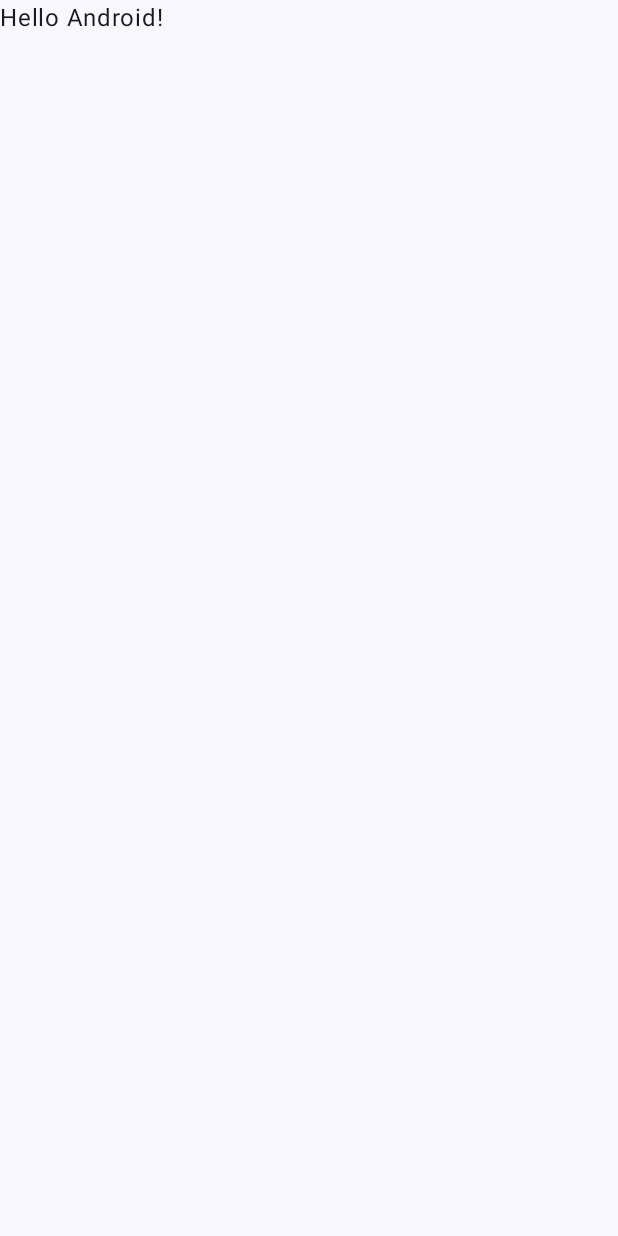
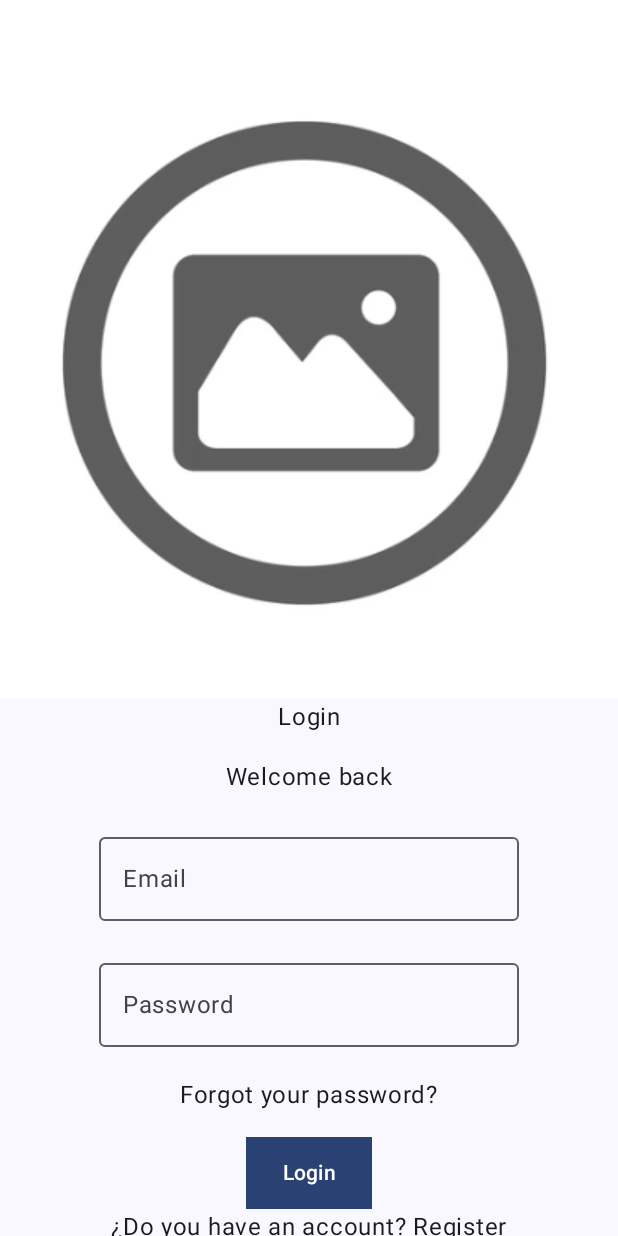
Before and after one commit to nikollquinteroc/Hand2Hand, an Android app built with Jetpack Compose: the screen it shows after launch (MainActivity), on a phone screen of 412 x 824 dp. Before the commit the screen is almost empty. Run offline under Robolectric (Android 15) with nearby library versions, the phone set to English and light mode, and no system bars.

Commit message:
Creating login screen without desing

```diff
--- a/app/build.gradle.kts
+++ b/app/build.gradle.kts
@@ -59,6 +59,10 @@ dependencies {
     implementation(libs.androidx.ui.graphics)
     implementation(libs.androidx.ui.tooling.preview)
     implementation(libs.androidx.material3)
+
+    //Extended icons
+    implementation(libs.androidx.compose.material)
+
     testImplementation(libs.junit)
     androidTestImplementation(libs.androidx.junit)
     androidTestImplementation(libs.androidx.espresso.core)
--- a/app/src/main/java/com/example/saleapp/view/MainActivity.kt
+++ b/app/src/main/java/com/example/saleapp/view/MainActivity.kt
@@ -10,6 +10,7 @@ import androidx.compose.material3.Text
 import androidx.compose.runtime.Composable
 import androidx.compose.ui.Modifier
 import androidx.compose.ui.tooling.preview.Preview
+import com.example.saleapp.view.screens.LoginScreen
 import com.example.saleapp.view.theme.SaleAppTheme
 
 class MainActivity : ComponentActivity() {
@@ -22,25 +23,9 @@ class MainActivity : ComponentActivity() {
                     modifier = Modifier.fillMaxSize(),
                     color = MaterialTheme.colorScheme.background
                 ) {
-                    Greeting("Android")
+                    LoginScreen()
                 }
             }
         }
     }
 }
-
-@Composable
-fun Greeting(name: String, modifier: Modifier = Modifier) {
-    Text(
-        text = "Hello $name!",
-        modifier = modifier
-    )
-}
-
-@Preview(showBackground = true)
-@Composable
-fun GreetingPreview() {
-    SaleAppTheme {
-        Greeting("Android")
-    }
-}
--- a/app/src/main/java/com/example/saleapp/view/screens/LoginScreen.kt
+++ b/app/src/main/java/com/example/saleapp/view/screens/LoginScreen.kt
@@ -9,13 +9,18 @@ import androidx.compose.foundation.layout.Spacer
 import androidx.compose.foundation.layout.fillMaxSize
 import androidx.compose.foundation.layout.fillMaxWidth
 import androidx.compose.foundation.layout.height
+import androidx.compose.foundation.shape.RoundedCornerShape
+import androidx.compose.foundation.text.KeyboardOptions
+import androidx.compose.material.icons.Icons
+import androidx.compose.material.icons.filled.Visibility
+import androidx.compose.material.icons.filled.VisibilityOff
+import androidx.compose.material3.Button
 import androidx.compose.material3.Icon
 import androidx.compose.material3.IconButton
 import androidx.compose.material3.MaterialTheme
 import androidx.compose.material3.OutlinedTextField
 import androidx.compose.material3.Surface
 import androidx.compose.material3.Text
-import androidx.compose.material3.TextField
 import androidx.compose.runtime.Composable
 import androidx.compose.runtime.getValue
 import androidx.compose.runtime.mutableStateOf
@@ -26,16 +31,16 @@ import androidx.compose.ui.Modifier
 import androidx.compose.ui.layout.ContentScale
 import androidx.compose.ui.res.painterResource
 import androidx.compose.ui.res.stringResource
+import androidx.compose.ui.text.input.KeyboardType
+import androidx.compose.ui.text.input.PasswordVisualTransformation
+import androidx.compose.ui.text.input.VisualTransformation
+import androidx.compose.ui.text.style.TextAlign
 import androidx.compose.ui.tooling.preview.Preview
 import androidx.compose.ui.unit.dp
 import com.example.saleapp.R
 
 @Composable
 fun LoginScreen() {
-
-    var email by rememberSaveable { mutableStateOf("") }
-    var password by rememberSaveable { mutableStateOf("") }
-
     Box(
         modifier = Modifier
             .fillMaxSize()
@@ -57,9 +62,49 @@ fun LoginScreen() {
                     contentDescription = "Login logo",
                     contentScale = ContentScale.Crop
                 )
+                Text(text = stringResource(id = R.string.login))
+                Spacer(modifier = Modifier.height(16.dp))
+                Text(text = stringResource(id = R.string.welcome_back_login))
+                LoginUserInputs()
+                Text(text = stringResource(id = R.string.forgot_password_login))
+                Spacer(modifier = Modifier.height(16.dp))
+                Button(
+                    onClick = { /*TODO*/ },
+                    modifier = Modifier
+                        .background(MaterialTheme.colorScheme.primary),
+                    shape = RoundedCornerShape(50.dp)
+                ) {
+                    Text(
+                        text = stringResource(id = R.string.login),
+                        textAlign = TextAlign.Center,
+                        maxLines = 1
+                    )
+                }
+                Text(text = stringResource(id = R.string.without_account))
+            }
+        }
+
+    }
+}
+
+
+@Composable
+fun LoginUserInputs(modifier: Modifier = Modifier) {
+
+    var email by rememberSaveable { mutableStateOf("") }
+    var password by rememberSaveable { mutableStateOf("") }
+    var passwordVisible by rememberSaveable { mutableStateOf(false) }
+
+
+    Column(
+        modifier = modifier
+            .fillMaxWidth(),
+        verticalArrangement = Arrangement.Center,
+        horizontalAlignment = Alignment.CenterHorizontally
+    ) {
         Spacer(
             modifier = Modifier
-                        .height(50.dp)
+                .height(20.dp)
         )
         OutlinedTextField(
             value = email,
@@ -73,18 +118,36 @@ fun LoginScreen() {
         OutlinedTextField(
             value = password,
             onValueChange = { password = it },
-                    label = { Text(text = stringResource(id = R.string.password_label)) }
+            label = { Text(text = stringResource(id = R.string.password_label)) },
+            keyboardOptions = KeyboardOptions(
+                keyboardType = KeyboardType.Password
+            ),
+            visualTransformation =
+            if (passwordVisible)
+                VisualTransformation.None
+            else PasswordVisualTransformation(),
+            trailingIcon = {
+                if (password.isNotBlank()) {
+                    IconButton(onClick = { passwordVisible = !passwordVisible }) {
+                        if (passwordVisible) {
+                            Icon(
+                                imageVector = Icons.Default.VisibilityOff,
+                                contentDescription = "Password icon off"
+                            )
+                        } else {
+                            Icon(
+                                imageVector = Icons.Default.Visibility,
+                                contentDescription = "Password icon on"
+                            )
+                        }
+                    }
+                }
+            }
         )
         Spacer(
             modifier = Modifier
                 .height(20.dp)
         )
-                IconButton(onClick = { /*TODO*/ }) {
-                    Text(text = stringResource(id = R.string.login))
-                }
-            }
-        }
-
     }
 }
 
--- a/app/src/main/res/values/strings.xml
+++ b/app/src/main/res/values/strings.xml
@@ -1,6 +1,12 @@
 <resources>
     <string name="app_name">SaleApp</string>
+
+    <!-- Login -->
     <string name="email_label">Email</string>
     <string name="password_label">Password</string>
     <string name="login">Login</string>
+    <string name="welcome_back_login">Welcome back</string>
+    <string name="forgot_password_login">Forgot your password?</string>
+    <string name="without_account">¿Do you have an account? Register</string>
+
 </resources>
--- a/gradle/libs.versions.toml
+++ b/gradle/libs.versions.toml
@@ -8,6 +8,7 @@ espressoCore = "3.5.1"
 lifecycleRuntimeKtx = "2.7.0"
 activityCompose = "1.9.0"
 composeBom = "2023.08.00"
+composeMaterial = "1.6.7"
 
 [libraries]
 androidx-core-ktx = { group = "androidx.core", name = "core-ktx", version.ref = "coreKtx" }
@@ -24,6 +25,7 @@ androidx-ui-tooling-preview = { group = "androidx.compose.ui", name = "ui-toolin
 androidx-ui-test-manifest = { group = "androidx.compose.ui", name = "ui-test-manifest" }
 androidx-ui-test-junit4 = { group = "androidx.compose.ui", name = "ui-test-junit4" }
 androidx-material3 = { group = "androidx.compose.material3", name = "material3" }
+androidx-compose-material = { group = "androidx.compose.material", name = "material-icons-extended", version.ref = "composeMaterial" }
 
 [plugins]
 androidApplication = { id = "com.android.application", version.ref = "agp" }
```
Lines whose indentation alone changed are shown as unchanged.
